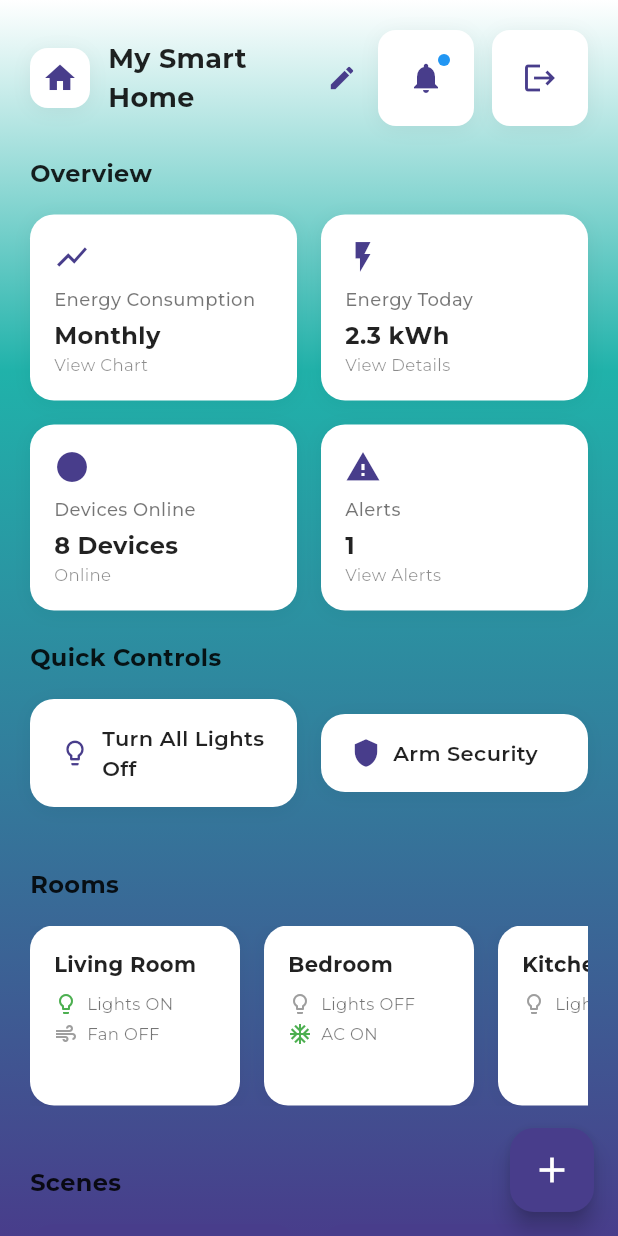
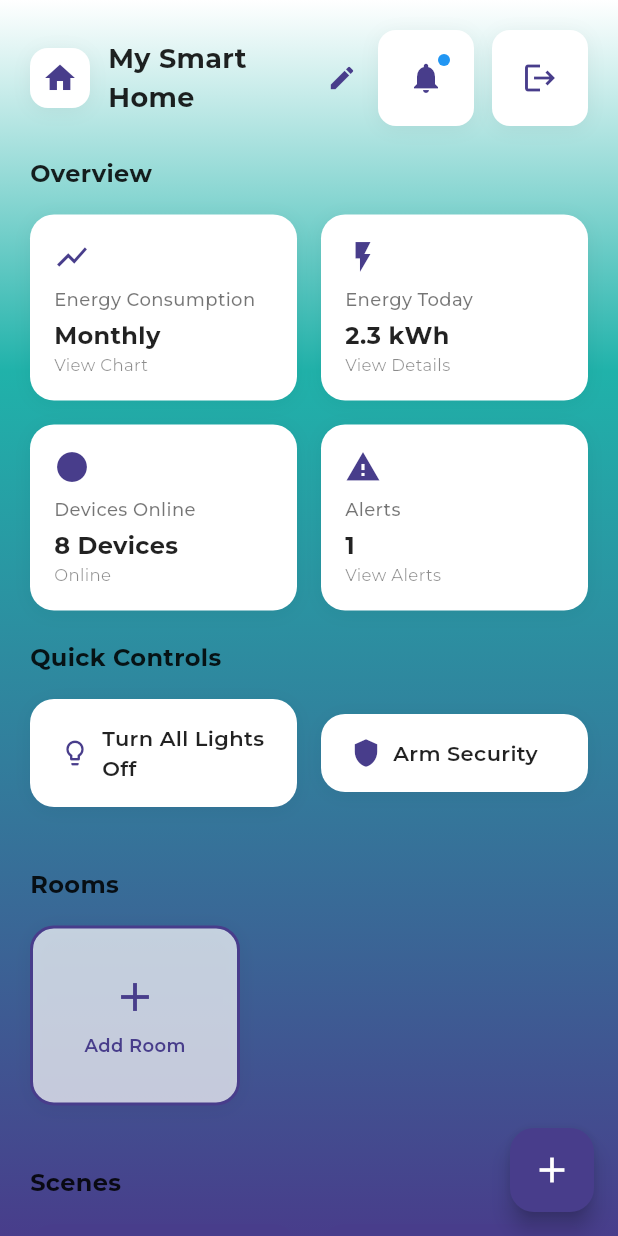
Before and after one commit to hamnah-naseer/Zxylo_Switch, a Flutter app: the DashboardScreen screen opened directly, on a phone screen of 412 x 824 dp. Run offline on Flutter 3.47's test engine with Material 3 defaults, Android fonts, the phone set to English and light mode, and no system bars; our stand-ins replace firebase_auth, firebase_core, fl_chart, flutter_screenutil, fluttericon, font_awesome_flutter and 3 more; missing offline and left inert: ui_common; accounts and stored records are empty.

```diff
--- a/lib/features/auth/presentation/screens/dashboard_screen.dart
+++ b/lib/features/auth/presentation/screens/dashboard_screen.dart
@@ -1,6 +1,7 @@
 import 'package:flutter/material.dart';
 import 'package:google_fonts/google_fonts.dart';
 import '../../services/auth_service.dart';
+import 'add_room_screen.dart';
 import 'energy_consumption_screen.dart';
 import 'package:xyloswitch/features/home/presentation/screens/home_screen.dart';
 
@@ -16,6 +17,8 @@ class _DashboardScreenState extends State<DashboardScreen> {
   bool isEditingHouseName = false;
   final TextEditingController _houseNameController = TextEditingController();
   final _authService = AuthService();
+  List<Map<String, dynamic>> rooms = [];
+
 
   @override
   void initState() {
@@ -40,13 +43,6 @@ class _DashboardScreenState extends State<DashboardScreen> {
 
   Future<void> _refreshDashboard() async {
     // TODO: Implement dashboard refresh logic
-    // This could include:
-    // - Fetching latest device statuses
-    // - Updating energy consumption data
-    // - Refreshing room information
-    // - Getting latest alerts
-
-    // Simulate a delay for demo purposes
     await Future.delayed(const Duration(milliseconds: 1000));
 
     if (mounted) {
@@ -148,7 +144,7 @@ class _DashboardScreenState extends State<DashboardScreen> {
                     borderRadius: BorderRadius.circular(12),
                     boxShadow: [
                       BoxShadow(
-                        color: Colors.black.withOpacity(0.05),
+                        color: Colors.black.withValues(alpha: 0.05),
                         blurRadius: 10,
                         offset: const Offset(0, 2),
                       ),
@@ -205,7 +201,7 @@ class _DashboardScreenState extends State<DashboardScreen> {
               borderRadius: BorderRadius.circular(12),
               boxShadow: [
                 BoxShadow(
-                  color: Colors.black.withOpacity(0.05),
+                  color: Colors.black.withValues(alpha: 0.05),
                   blurRadius: 10,
                   offset: const Offset(0, 2),
                 ),
@@ -254,7 +250,7 @@ class _DashboardScreenState extends State<DashboardScreen> {
               borderRadius: BorderRadius.circular(12),
               boxShadow: [
                 BoxShadow(
-                  color: Colors.black.withOpacity(0.05),
+                  color: Colors.black.withValues(alpha: 0.05),
                   blurRadius: 10,
                   offset: const Offset(0, 2),
                 ),
@@ -362,7 +358,7 @@ class _DashboardScreenState extends State<DashboardScreen> {
           borderRadius: BorderRadius.circular(16),
           boxShadow: [
             BoxShadow(
-              color: Colors.black.withOpacity(0.05),
+              color: Colors.black.withValues(alpha: 0.05),
               blurRadius: 10,
               offset: const Offset(0, 2),
             ),
@@ -460,7 +456,7 @@ class _DashboardScreenState extends State<DashboardScreen> {
           borderRadius: BorderRadius.circular(16),
           boxShadow: [
             BoxShadow(
-              color: Colors.black.withOpacity(0.05),
+              color: Colors.black.withValues(alpha: 0.05),
               blurRadius: 10,
               offset: const Offset(0, 2),
             ),
@@ -514,29 +510,13 @@ class _DashboardScreenState extends State<DashboardScreen> {
             child: ListView(
               scrollDirection: Axis.horizontal,
               children: [
+                for (var room in rooms) ...[
                   _buildRoomCard(
-                  name: 'Living Room',
-                  devices: [
-                    {'icon': Icons.lightbulb_outline, 'name': 'Lights', 'status': 'ON'},
-                    {'icon': Icons.air, 'name': 'Fan', 'status': 'OFF'},
-                  ],
+                    name: room['name'],
+                    devices: List<Map<String, dynamic>>.from(room['devices']),
                   ),
                   const SizedBox(width: 16),
-                _buildRoomCard(
-                  name: 'Bedroom',
-                  devices: [
-                    {'icon': Icons.lightbulb_outline, 'name': 'Lights', 'status': 'OFF'},
-                    {'icon': Icons.ac_unit, 'name': 'AC', 'status': 'ON'},
                 ],
-                ),
-                const SizedBox(width: 16),
-                _buildRoomCard(
-                  name: 'Kitchen',
-                  devices: [
-                    {'icon': Icons.lightbulb_outline, 'name': 'Lights', 'status': 'OFF'},
-                  ],
-                ),
-                const SizedBox(width: 16),
                 _buildAddRoomCard(),
               ],
             ),
@@ -545,7 +525,6 @@ class _DashboardScreenState extends State<DashboardScreen> {
       ),
     );
   }
-
   Widget _buildRoomCard({required String name, required List<Map<String, dynamic>> devices}) {
     return GestureDetector(
       onTap: _navigateToHomeScreen,
@@ -557,7 +536,7 @@ class _DashboardScreenState extends State<DashboardScreen> {
           borderRadius: BorderRadius.circular(16),
           boxShadow: [
             BoxShadow(
-              color: Colors.black.withOpacity(0.05),
+              color: Colors.black.withValues(alpha: 0.05),
               blurRadius: 10,
               offset: const Offset(0, 2),
             ),
@@ -576,19 +555,27 @@ class _DashboardScreenState extends State<DashboardScreen> {
                 ),
               ),
               const SizedBox(height: 8),
-              ...devices.map((device) => Padding(
+              ...devices.map((device){
+                bool isOn = device['status'] == 'ON';
+                return Padding(
                   padding: const EdgeInsets.only(bottom: 4),
+                  child: Row(
+                    mainAxisAlignment: MainAxisAlignment.spaceBetween,
+                    children: [
+                      Expanded(
                         child: Row(
                           children: [
                             Icon(
                               device['icon'],
                               size: 16,
-                      color: device['status'] == 'ON' ? Colors.green : Colors.grey,
+                              color: isOn ? Colors.green : Colors.grey,
                             ),
                             const SizedBox(width: 6),
-                    Expanded(
+                            Flexible(
                               child: Text(
-                        '${device['name']} ${device['status']}',
+                                device['name'],
+                                overflow: TextOverflow.ellipsis,
+                                maxLines: 1,
                                 style: GoogleFonts.montserrat(
                                   fontSize: 11,
                                   color: Colors.black54,
@@ -597,7 +584,20 @@ class _DashboardScreenState extends State<DashboardScreen> {
                             ),
                           ],
                         ),
-              )).toList(),
+                      ),
+                      Switch(
+                        value: isOn,
+                        activeColor: Colors.green,
+                        onChanged: (value) {
+                          setState(() {
+                            device['status'] = value ? 'ON' : 'OFF';
+                          });
+                        },
+                      ),
+                    ],
+                  ),
+                );
+              }).toList(),
             ],
           ),
         ),
@@ -606,6 +606,10 @@ class _DashboardScreenState extends State<DashboardScreen> {
     );
   }
 
+
+
+
+
   Widget _buildAddRoomCard() {
     return GestureDetector(
       onTap: () => _navigateToAddRoomPage(),
@@ -613,12 +617,12 @@ class _DashboardScreenState extends State<DashboardScreen> {
         width: 140,
         padding: const EdgeInsets.all(16),
         decoration: BoxDecoration(
-          color: Colors.white,
+          color: Colors.white70,
           borderRadius: BorderRadius.circular(16),
           border: Border.all(color: const Color(0xFF483D8B), width: 2, style: BorderStyle.solid),
           boxShadow: [
             BoxShadow(
-              color: Colors.black.withOpacity(0.05),
+              color: Colors.black.withValues(alpha: 0.05),
               blurRadius: 10,
               offset: const Offset(0, 2),
             ),
@@ -700,7 +704,7 @@ class _DashboardScreenState extends State<DashboardScreen> {
           borderRadius: BorderRadius.circular(16),
           boxShadow: [
             BoxShadow(
-              color: const Color(0xFF483D8B).withOpacity(0.3),
+              color: const Color(0xFF483D8B).withValues(alpha: 0.3),
               blurRadius: 10,
               offset: const Offset(0, 2),
             ),
@@ -754,7 +758,7 @@ class _DashboardScreenState extends State<DashboardScreen> {
               borderRadius: BorderRadius.circular(16),
               boxShadow: [
                 BoxShadow(
-                  color: Colors.black.withOpacity(0.05),
+                  color: Colors.black.withValues(alpha: 0.05),
                   blurRadius: 10,
                   offset: const Offset(0, 2),
                 ),
@@ -765,7 +769,7 @@ class _DashboardScreenState extends State<DashboardScreen> {
                 Container(
                   padding: const EdgeInsets.all(8),
                   decoration: BoxDecoration(
-                    color: const Color(0xFF483D8B).withOpacity(0.1),
+                    color: const Color(0xFF483D8B).withValues(alpha: 0.1),
                     borderRadius: BorderRadius.circular(8),
                   ),
                   child: const Icon(
@@ -828,11 +832,19 @@ class _DashboardScreenState extends State<DashboardScreen> {
     );
   }
 
-  void _navigateToAddRoomPage() {
-    // TODO: Navigate to add room page
-    ScaffoldMessenger.of(context).showSnackBar(
-      const SnackBar(content: Text('Navigating to Add Room Page')),
+  void _navigateToAddRoomPage() async {
+    final newRoom = await Navigator.push(
+      context,
+      MaterialPageRoute(
+        builder: (context) => const AddRoomScreen(),
+      ),
     );
+
+    if (newRoom != null) {
+      setState(() {
+        rooms.add(newRoom);
+      });
+    }
   }
 
   void _navigateToAddDevicePage() {
--- a/lib/features/auth/presentation/screens/signup_screen.dart
+++ b/lib/features/auth/presentation/screens/signup_screen.dart
@@ -156,7 +156,7 @@ class _SignupScreenState extends State<SignupScreen> {
                                     width: 24,
                                     height: 24,
                                     decoration: BoxDecoration(
-                                      color: Colors.white.withOpacity(0.2),
+                                      color: Colors.white.withValues(alpha:0.2),
                                       borderRadius: BorderRadius.circular(12),
                                     ),
                                     child: const Icon(
@@ -244,7 +244,7 @@ class _SignupScreenState extends State<SignupScreen> {
                               if (value == null || value.isEmpty) {
                                 return 'Please enter your email';
                               }
-                              if (!RegExp(r'^[\w-\.]+@([\w-]+\.)+[\w-]{2,4}$').hasMatch(value)) {
+                              if (!RegExp(r'^[\w.-]+@([\w-]+\.)+[\w-]{2,4}$').hasMatch(value)) {
                                 return 'Please enter a valid email';
                               }
                               return null;
--- a/pubspec.yaml
+++ b/pubspec.yaml
@@ -45,6 +45,8 @@ dependencies:
   fl_chart: ^0.60.0
   vector_math: 2.1.4
   google_sign_in: ^7.2.0
+  font_awesome_flutter: ^10.9.1
+
 
 dev_dependencies:
   flutter_test:
```
Also changed, not shown: lib/features/auth/presentation/screens/add_room_screen.dart (added, +77 -0 lines), lib/features/auth/presentation/screens/energy_consumption_screen.dart (+15 -2 lines), lib/features/auth/presentation/screens/forgot_password_screen.dart (+4 -4 lines), lib/features/auth/presentation/screens/login_screen.dart (+71 -65 lines), lib/features/auth/presentation/screens/splash_screen.dart (+4 -3 lines), pubspec.lock. Lines whose indentation alone changed are shown as unchanged.
